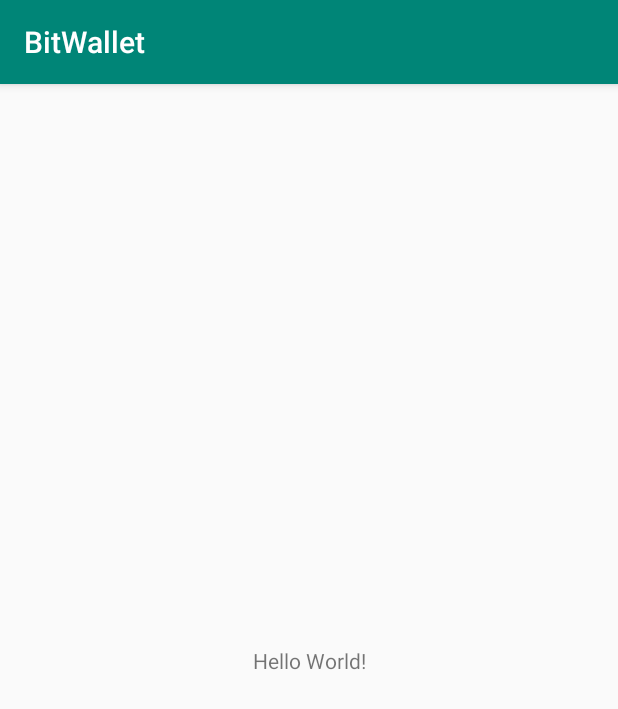
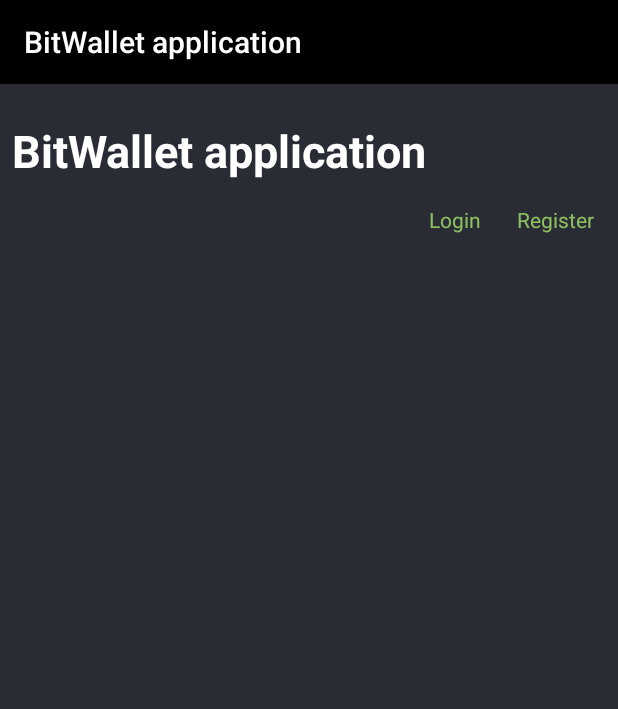
Before and after one commit to Cyned/BitWallet, an Android app: the screen it shows after launch (MainActivity), on a phone screen of 412 x 824 dp. Shown: the top 709 px of the screen. Run offline under Robolectric (Android 15) with nearby library versions, the phone set to English and light mode, and no system bars.

Commit message:
create main view

```diff
--- a/app/src/main/AndroidManifest.xml
+++ b/app/src/main/AndroidManifest.xml
@@ -9,6 +9,8 @@
 			android:roundIcon="@mipmap/ic_launcher_round"
 			android:supportsRtl="true"
 			android:theme="@style/AppTheme">
+		<activity android:name=".SecondActivity">
+		</activity>
 		<activity android:name=".MainActivity">
 			<intent-filter>
 				<action android:name="android.intent.action.MAIN"/>
--- a/app/src/main/java/com/example/bitwallet/MainActivity.kt
+++ b/app/src/main/java/com/example/bitwallet/MainActivity.kt
@@ -9,4 +9,5 @@ class MainActivity : AppCompatActivity() {
         super.onCreate(savedInstanceState)
         setContentView(R.layout.activity_main)
     }
+
 }
--- a/app/src/main/res/layout/activity_main.xml
+++ b/app/src/main/res/layout/activity_main.xml
@@ -1,19 +1,62 @@
 <?xml version="1.0" encoding="utf-8"?>
+
 <android.support.constraint.ConstraintLayout
 		xmlns:android="http://schemas.android.com/apk/res/android"
 		xmlns:tools="http://schemas.android.com/tools"
 		xmlns:app="http://schemas.android.com/apk/res-auto"
 		android:layout_width="match_parent"
 		android:layout_height="match_parent"
-        tools:context=".MainActivity">
+		android:background="@color/mainBackground"
+		tools:context=".MainActivity"
+>
 
 	<TextView
+			app:layout_constraintEnd_toEndOf="parent"
+			app:layout_constraintTop_toTopOf="parent"
+			app:layout_constraintStart_toStartOf="parent"
+			android:text="@string/app_name"
+			android:layout_width="0dp"
+			android:layout_height="wrap_content"
+			android:id="@+id/AppName"
+			android:layout_marginTop="24dp"
+			android:layout_marginLeft="24dp"
+			android:layout_marginStart="8dp"
+			android:layout_marginEnd="8dp"
+			android:layout_marginRight="24dp"
+			android:textSize="30sp"
+			android:textStyle="bold"
+			android:textColor="@color/colorAccent"
+	/>
+	<TextView
+			app:layout_constraintTop_toBottomOf="@+id/AppName"
+			app:layout_constraintEnd_toEndOf="parent"
+			android:text="Register"
 			android:layout_width="wrap_content"
 			android:layout_height="wrap_content"
-            android:text="Hello World!"
-            app:layout_constraintBottom_toBottomOf="parent"
-            app:layout_constraintLeft_toLeftOf="parent"
-            app:layout_constraintRight_toRightOf="parent"
-            app:layout_constraintTop_toTopOf="parent"/>
+			android:id="@+id/textView2"
+			android:layout_marginEnd="8dp"
+			android:layout_marginRight="8dp"
+			android:textColor="@color/authHint"
+			android:paddingBottom="8dp"
+			android:paddingLeft="8dp"
+			android:paddingRight="8dp"
+			android:paddingTop="8dp"
+			android:layout_marginTop="8dp"
+	/>
+	<TextView
+			app:layout_constraintTop_toBottomOf="@+id/AppName"
+			app:layout_constraintEnd_toStartOf="@+id/textView2"
+			android:text="Login"
+			android:layout_width="wrap_content"
+			android:layout_height="wrap_content"
+			android:textColor="@color/authHint"
+			android:paddingBottom="8dp"
+			android:paddingLeft="8dp"
+			android:paddingRight="8dp"
+			android:paddingTop="8dp"
+			android:layout_marginTop="8dp"
+			android:layout_marginEnd="8dp"
+			android:layout_marginRight="8dp"
+	/>
 
 </android.support.constraint.ConstraintLayout>
--- a/app/src/main/res/values/colors.xml
+++ b/app/src/main/res/values/colors.xml
@@ -1,6 +1,8 @@
 <?xml version="1.0" encoding="utf-8"?>
 <resources>
-    <color name="colorPrimary">#008577</color>
+    <color name="colorPrimary">#000000</color>
     <color name="colorPrimaryDark">#00574B</color>
-    <color name="colorAccent">#D81B60</color>
+    <color name="colorAccent">#FFFFFF</color>
+    <color name="mainBackground">#292C35</color>
+    <color name="authHint">#8EC05F</color>
 </resources>
--- a/app/src/main/res/values/strings.xml
+++ b/app/src/main/res/values/strings.xml
@@ -1,3 +1,4 @@
 <resources>
-    <string name="app_name">BitWallet</string>
+	<string name="app_name">BitWallet application</string>
+	<string name="author">Denis</string>
 </resources>
```
Lines whose indentation alone changed are shown as unchanged.
